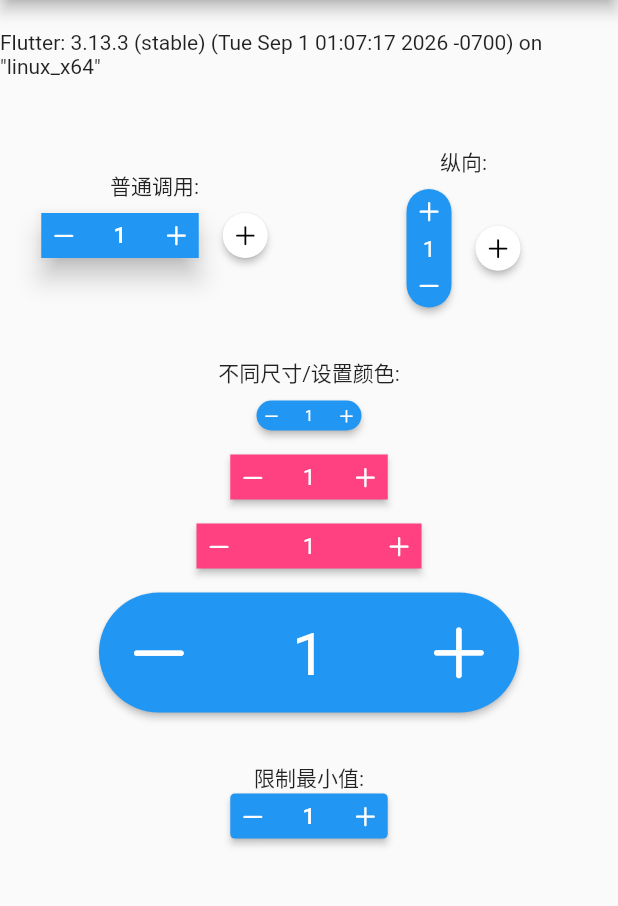
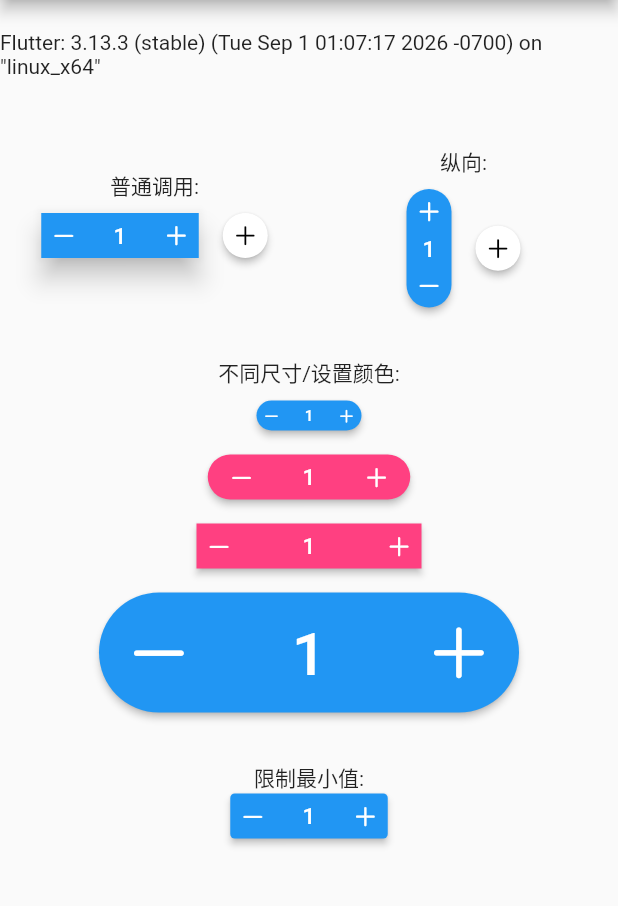
Before and after one commit to shirne/CartStepper, a Flutter app: the screen it shows after launch, after a tap on an icon or button, on a phone screen of 412 x 824 dp, the part 84-990 px from its top. Run offline on Flutter 3.47's test engine with Material 2 defaults, Android fonts, the phone set to English and light mode, and no system bars; Roboto replaces fonts that are missing (Quicksand).

Commit message:
fix & example

```diff
--- a/example/lib/main.dart
+++ b/example/lib/main.dart
@@ -98,7 +98,7 @@ class _MyHomePageState extends State<MyHomePage> {
                               stepper: 0.01,
                               didChangeCount: (count) {
                                 setState(() {
-                                  _dCounter = count;
+                                  _dCounter = (count * 100).round() / 100;
                                 });
                               },
                             ),
@@ -141,7 +141,7 @@ class _MyHomePageState extends State<MyHomePage> {
                               axis: Axis.vertical,
                               didChangeCount: (count) {
                                 setState(() {
-                                  _dCounter = count;
+                                  _dCounter = (count * 100).round() / 100;
                                 });
                               },
                             ),
@@ -182,10 +182,10 @@ class _MyHomePageState extends State<MyHomePage> {
                       value: _counter,
                       size: 30,
                       style: const CartStepperStyle(
-                        deActiveForegroundColor: Colors.red,
+                        foregroundColor: Colors.red,
                         activeForegroundColor: Colors.white,
                         activeBackgroundColor: Colors.pinkAccent,
-                        radius: Radius.zero,
+                        buttonAspectRatio: 1.5,
                       ),
                       didChangeCount: (count) {
                         setState(() {
@@ -203,7 +203,7 @@ class _MyHomePageState extends State<MyHomePage> {
                       size: 30,
                       numberSize: 6,
                       style: const CartStepperStyle(
-                        deActiveForegroundColor: Colors.red,
+                        foregroundColor: Colors.red,
                         activeForegroundColor: Colors.white,
                         activeBackgroundColor: Colors.pinkAccent,
                         radius: Radius.zero,
--- a/example/pubspec.yaml
+++ b/example/pubspec.yaml
@@ -14,7 +14,7 @@ publish_to: 'none'
 version: 1.0.0+1
 
 environment:
-  sdk: ">=2.14.0 <3.0.0"
+  sdk: ">=2.17.0 <3.0.0"
 
 dependencies:
   flutter:
@@ -22,7 +22,7 @@ dependencies:
 
   # The following adds the Cupertino Icons font to your application.
   # Use with the CupertinoIcons class for iOS style icons.
-  cupertino_icons: ^0.1.2
+  cupertino_icons: ^1.0.5
   cart_stepper:
     path: ../
 
--- a/lib/src/cart_stepper.dart
+++ b/lib/src/cart_stepper.dart
@@ -119,6 +119,15 @@ class _CartStepperState<VM extends num> extends State<CartStepper<VM>> {
     final style = widget.style ?? CartStepperTheme.of(context);
 
     final isExpanded = _editMode || widget._value > 0;
+    final textStyle = _textStyle
+        .merge(Theme.of(context).textTheme.bodyText1?.merge(style.textStyle) ??
+            style.textStyle)
+        .copyWith(
+          height: 1.25,
+          fontSize: widget.size * 0.5,
+          color:
+              isExpanded ? style.activeForegroundColor : style.foregroundColor,
+        );
 
     List<Widget> childs = [
       GestureDetector(
@@ -130,7 +139,7 @@ class _CartStepperState<VM extends num> extends State<CartStepper<VM>> {
           width: isVertical ? widget.size : null,
           height: isVertical ? null : widget.size,
           child: AspectRatio(
-            aspectRatio: style.buttonAspectRatio,
+            aspectRatio: isExpanded ? style.buttonAspectRatio : 1,
             child: Center(
               child: Icon(
                 style.iconPlus ?? CupertinoIcons.add,
@@ -164,10 +173,7 @@ class _CartStepperState<VM extends num> extends State<CartStepper<VM>> {
                     controller: _controller,
                     focusNode: _focusNode,
                     textAlign: TextAlign.center,
-                    style: _textStyle.merge(style.textStyle).copyWith(
-                          color: style.activeForegroundColor,
-                          fontSize: widget.size * 0.5,
-                        ),
+                    style: textStyle,
                     cursorColor: style.activeForegroundColor,
                     backgroundCursorColor: style.activeBackgroundColor,
                     onEditingComplete: () {
@@ -190,10 +196,6 @@ class _CartStepperState<VM extends num> extends State<CartStepper<VM>> {
                 : Text(
                     widget._value.toString(),
                     softWrap: false,
-                    style: _textStyle.merge(style.textStyle).copyWith(
-                          color: style.activeForegroundColor,
-                          fontSize: widget.size * 0.5,
-                        ),
                   ),
           ),
         ),
@@ -224,10 +226,7 @@ class _CartStepperState<VM extends num> extends State<CartStepper<VM>> {
     }
 
     return DefaultTextStyle(
-      style: (Theme.of(context).textTheme.bodyText1?.merge(style.textStyle) ??
-              style.textStyle ??
-              const TextStyle())
-          .copyWith(height: 1.25),
+      style: textStyle,
       child: IconTheme.merge(
         data: style.iconTheme.copyWith(size: widget.size * .6),
         child: AnimatedPhysicalModel(
```
Also changed, not shown: example/pubspec.lock.
